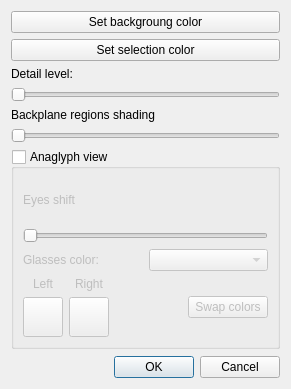
Qt form src/plugins/biostruct3d_view/src/ui/SettingsDialog.ui (violethaze74/ugene) before a commit.
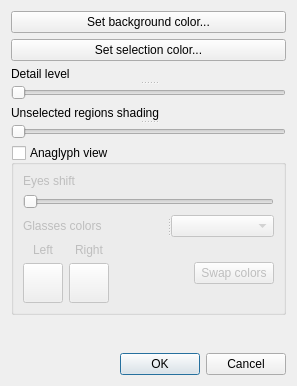
The same form after that commit.

```diff
--- a/src/plugins/biostruct3d_view/src/ui/SettingsDialog.ui
+++ b/src/plugins/biostruct3d_view/src/ui/SettingsDialog.ui
@@ -6,8 +6,8 @@
    <rect>
     <x>0</x>
     <y>0</y>
-    <width>291</width>
-    <height>389</height>
+    <width>297</width>
+    <height>386</height>
    </rect>
   </property>
   <property name="windowTitle">
@@ -20,25 +20,27 @@
    <item row="0" column="0">
     <widget class="QPushButton" name="setBackgroundColorButton">
      <property name="text">
-      <string>Set backgroung color</string>
+      <string>Set background color...</string>
      </property>
     </widget>
    </item>
    <item row="1" column="0">
     <widget class="QPushButton" name="setSelectionColorButton">
      <property name="text">
-      <string>Set selection color</string>
+      <string>Set selection color...</string>
      </property>
     </widget>
    </item>
    <item row="2" column="0">
+    <widget class="QSplitter" name="splitter_4">
+     <property name="orientation">
+      <enum>Qt::Vertical</enum>
+     </property>
     <widget class="QLabel" name="label">
      <property name="text">
-      <string>Detail level:</string>
-     </property>
-    </widget>
-   </item>
-   <item row="3" column="0">
+       <string>Detail level</string>
+      </property>
+     </widget>
     <widget class="QSlider" name="renderDetailLevelSlider">
      <property name="minimum">
       <number>50</number>
@@ -50,30 +52,31 @@
       <enum>Qt::Horizontal</enum>
      </property>
     </widget>
-   </item>
-   <item row="10" column="0">
-    <widget class="QDialogButtonBox" name="buttonBox">
-     <property name="orientation">
-      <enum>Qt::Horizontal</enum>
-     </property>
-     <property name="standardButtons">
-      <set>QDialogButtonBox::Cancel|QDialogButtonBox::Ok</set>
-     </property>
     </widget>
    </item>
-   <item row="4" column="0">
+   <item row="3" column="0">
+    <widget class="QSplitter" name="splitter_3">
+     <property name="orientation">
+      <enum>Qt::Vertical</enum>
+     </property>
     <widget class="QLabel" name="shadingLabel">
      <property name="text">
-      <string>Backplane regions shading</string>
-     </property>
+       <string>Unselected regions shading</string>
+      </property>
+     </widget>
+     <widget class="QSlider" name="shadingSlider">
+      <property name="orientation">
+       <enum>Qt::Horizontal</enum>
+      </property>
+     </widget>
     </widget>
    </item>
-   <item row="6" column="0">
+   <item row="4" column="0">
     <widget class="QGroupBox" name="anaglyphViewGroupBox">
      <property name="minimumSize">
       <size>
        <width>0</width>
-       <height>200</height>
+       <height>170</height>
       </size>
      </property>
      <property name="title">
@@ -93,7 +96,7 @@
         </property>
        </widget>
       </item>
-      <item row="1" column="0" colspan="2">
+      <item row="1" column="0">
        <widget class="QSlider" name="eyesShiftSlider">
         <property name="minimum">
          <number>0</number>
@@ -110,16 +113,38 @@
        </widget>
       </item>
       <item row="2" column="0">
+       <widget class="QSplitter" name="splitter_2">
+        <property name="orientation">
+         <enum>Qt::Horizontal</enum>
+        </property>
        <widget class="QLabel" name="glassesColorLabel">
+         <property name="sizePolicy">
+          <sizepolicy hsizetype="Preferred" vsizetype="Preferred">
+           <horstretch>0</horstretch>
+           <verstretch>0</verstretch>
+          </sizepolicy>
+         </property>
+         <property name="minimumSize">
+          <size>
+           <width>100</width>
+           <height>0</height>
+          </size>
+         </property>
         <property name="text">
-         <string>Glasses color:</string>
-        </property>
-       </widget>
+          <string>Glasses colors</string>
+         </property>
+        </widget>
+        <widget class="QComboBox" name="glassesColorSchemeComboBox">
+         <property name="sizePolicy">
+          <sizepolicy hsizetype="Preferred" vsizetype="Fixed">
+           <horstretch>0</horstretch>
+           <verstretch>0</verstretch>
+          </sizepolicy>
+         </property>
+        </widget>
+       </widget>
       </item>
-      <item row="2" column="1">
-       <widget class="QComboBox" name="glassesColorSchemeComboBox"/>
-      </item>
-      <item row="3" column="0" colspan="2">
+      <item row="3" column="0">
        <layout class="QGridLayout" name="gridLayout">
         <item row="0" column="0">
          <widget class="QLabel" name="leftEyeColorLabel">
@@ -225,7 +250,7 @@
      </layout>
     </widget>
    </item>
-   <item row="7" column="0">
+   <item row="5" column="0">
     <spacer name="verticalSpacer">
      <property name="orientation">
       <enum>Qt::Vertical</enum>
@@ -238,11 +263,14 @@
      </property>
     </spacer>
    </item>
-   <item row="5" column="0">
-    <widget class="QSlider" name="shadingSlider">
+   <item row="6" column="0">
+    <widget class="QDialogButtonBox" name="buttonBox">
      <property name="orientation">
       <enum>Qt::Horizontal</enum>
      </property>
+     <property name="standardButtons">
+      <set>QDialogButtonBox::Cancel|QDialogButtonBox::Ok</set>
+     </property>
     </widget>
    </item>
   </layout>
```
Left out of the diff: 4 changed lines with no effect on the pictures. Lines whose indentation alone changed are shown as unchanged.
